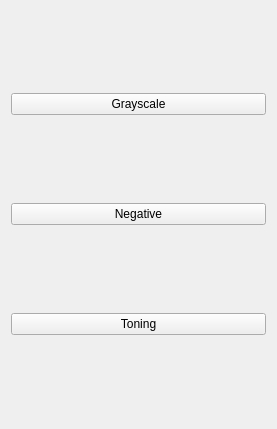
Before: the Qt Designer form src/forms/filterswindow.ui in SerfeyZhirnov/PhotoLab, drawn with Qt 5.
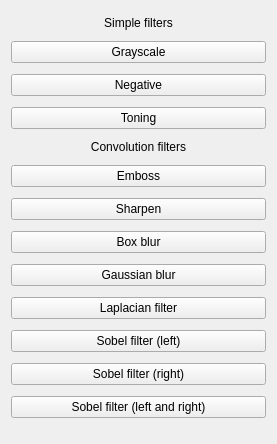
After: the same form once the commit is applied.

Commit message: Pre-release version add Convolution

The edit to the form file:
```diff
--- a/src/forms/filterswindow.ui
+++ b/src/forms/filterswindow.ui
@@ -7,13 +7,29 @@
     <x>0</x>
     <y>0</y>
     <width>277</width>
-    <height>429</height>
+    <height>444</height>
    </rect>
   </property>
   <property name="windowTitle">
    <string>Form</string>
   </property>
   <layout class="QVBoxLayout" name="verticalLayout">
+   <item>
+    <widget class="QLabel" name="lb_simple">
+     <property name="sizePolicy">
+      <sizepolicy hsizetype="Minimum" vsizetype="Fixed">
+       <horstretch>0</horstretch>
+       <verstretch>0</verstretch>
+      </sizepolicy>
+     </property>
+     <property name="text">
+      <string>Simple filters</string>
+     </property>
+     <property name="alignment">
+      <set>Qt::AlignCenter</set>
+     </property>
+    </widget>
+   </item>
    <item>
     <widget class="QPushButton" name="btn_grayscale">
      <property name="text">
@@ -44,6 +60,102 @@
      </attribute>
     </widget>
    </item>
+   <item>
+    <widget class="QLabel" name="lb_convolution">
+     <property name="sizePolicy">
+      <sizepolicy hsizetype="Minimum" vsizetype="Fixed">
+       <horstretch>0</horstretch>
+       <verstretch>0</verstretch>
+      </sizepolicy>
+     </property>
+     <property name="text">
+      <string>Convolution filters</string>
+     </property>
+     <property name="alignment">
+      <set>Qt::AlignCenter</set>
+     </property>
+    </widget>
+   </item>
+   <item>
+    <widget class="QPushButton" name="btn_emboss">
+     <property name="text">
+      <string>Emboss</string>
+     </property>
+     <attribute name="buttonGroup">
+      <string notr="true">btn_group</string>
+     </attribute>
+    </widget>
+   </item>
+   <item>
+    <widget class="QPushButton" name="btn_sharpen">
+     <property name="text">
+      <string>Sharpen</string>
+     </property>
+     <attribute name="buttonGroup">
+      <string notr="true">btn_group</string>
+     </attribute>
+    </widget>
+   </item>
+   <item>
+    <widget class="QPushButton" name="btn_box_blur">
+     <property name="text">
+      <string>Box blur</string>
+     </property>
+     <attribute name="buttonGroup">
+      <string notr="true">btn_group</string>
+     </attribute>
+    </widget>
+   </item>
+   <item>
+    <widget class="QPushButton" name="btn_gaussian_blur">
+     <property name="text">
+      <string>Gaussian blur</string>
+     </property>
+     <attribute name="buttonGroup">
+      <string notr="true">btn_group</string>
+     </attribute>
+    </widget>
+   </item>
+   <item>
+    <widget class="QPushButton" name="btn_laplacian_filter">
+     <property name="text">
+      <string>Laplacian filter</string>
+     </property>
+     <attribute name="buttonGroup">
+      <string notr="true">btn_group</string>
+     </attribute>
+    </widget>
+   </item>
+   <item>
+    <widget class="QPushButton" name="btn_sobel_filter_left">
+     <property name="text">
+      <string>Sobel filter (left)</string>
+     </property>
+     <attribute name="buttonGroup">
+      <string notr="true">btn_group</string>
+     </attribute>
+    </widget>
+   </item>
+   <item>
+    <widget class="QPushButton" name="btn_sobel_filter_right">
+     <property name="text">
+      <string>Sobel filter (right)</string>
+     </property>
+     <attribute name="buttonGroup">
+      <string notr="true">btn_group</string>
+     </attribute>
+    </widget>
+   </item>
+   <item>
+    <widget class="QPushButton" name="btn_sobel_filter_full">
+     <property name="text">
+      <string>Sobel filter (left and right)</string>
+     </property>
+     <attribute name="buttonGroup">
+      <string notr="true">btn_group</string>
+     </attribute>
+    </widget>
+   </item>
   </layout>
  </widget>
  <resources/>
```
Left out of the diff: 2 changed lines with no effect on the pictures. The commit also changes 4 other files.
